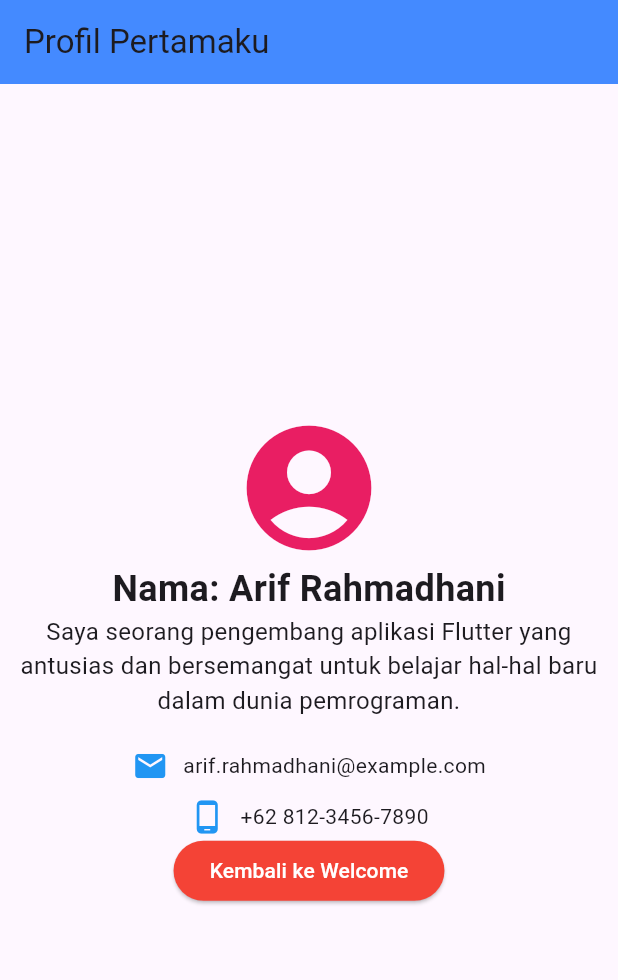
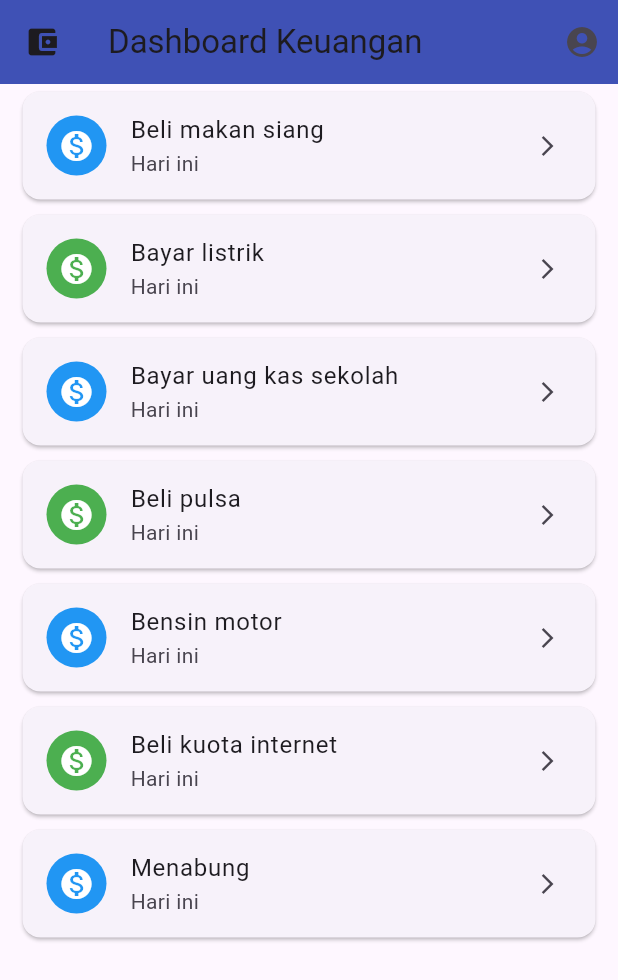
Before and after one commit to Arifnyacode/PersonalHub, a Flutter app: the screen it shows after launch, after a tap on "Mulai Sekarang", on a phone screen of 412 x 824 dp. Shown: the top 980 px of the screen. Run offline on Flutter 3.47's test engine with Material 3 defaults, Android fonts, the phone set to English and light mode, and no system bars.

Commit message:
menambahkan file home.dart update

```diff
--- /dev/null
+++ b/lib/home.dart
@@ -0,0 +1,61 @@
+import 'package:flutter/material.dart';
+import 'profile.dart';
+
+class Home extends StatelessWidget {
+  Home({super.key});
+
+  final List<String> daftarkegiatan = [
+    "Beli makan siang",
+    "Bayar listrik",
+    "Bayar uang kas sekolah",
+    "Beli pulsa",
+    "Bensin motor",
+    "Beli kuota internet",
+    "Menabung",
+  ];
+
+  @override
+  Widget build(BuildContext context) {
+    return Scaffold(
+      appBar: AppBar(
+        title: const Text('Dashboard Keuangan'),
+        backgroundColor: Colors.indigo,
+        leading: const Icon(Icons.account_balance_wallet),
+        actions: [
+          IconButton(
+            icon: const Icon(Icons.account_circle),
+            onPressed: () {
+              // Aksi saat ikon profil ditekan (misalnya, navigasi ke halaman profil)
+              Navigator.push(
+                context,
+                MaterialPageRoute(builder: (context) => const MyProfile()),
+              );
+            },
+          ),
+        ],
+      ),
+      body: ListView.builder(
+        itemCount: daftarkegiatan.length, // Jumlah item dalam daftar kegiatan
+        itemBuilder: (context, index) {
+          return Card(
+            margin: const EdgeInsets.symmetric(horizontal: 15, vertical: 5),
+            child: ListTile(
+              leading: CircleAvatar(
+                backgroundColor: index % 2 == 0 ? Colors.blue : Colors.green,
+                child: const Icon(Icons.monetization_on, color: Colors.white),
+              ),
+              title: Text(daftarkegiatan[index]), // Menampilkan nama kegiatan
+              subtitle: const Text('Hari ini'), // Deskripsi singkat
+              trailing: const Icon(Icons.arrow_forward_ios, size: 16),
+              onTap: () {
+                print(
+                  "Anda mengklik kegiatan: ${daftarkegiatan[index]}",
+                ); // Aksi ketika item diklik (misalnya, navigasi ke detail kegiatan)
+              },
+            ),
+          );
+        },
+      ),
+    );
+  }
+}
--- a/lib/profil.dart
+++ b/lib/profile.dart
@@ -1,4 +1,8 @@
 import 'package:flutter/material.dart';
+
+void main() {
+  runApp(const MyProfile());
+}
 
 class MyProfile extends StatelessWidget {
   const MyProfile({super.key});
@@ -8,7 +12,7 @@ class MyProfile extends StatelessWidget {
     return MaterialApp(
       home: Scaffold(
         appBar: AppBar(
-          title: const Text('Profil Pertamaku'),
+          title: const Text('Halaman Profil'),
           backgroundColor: Colors.blueAccent,
         ),
         body: Center(
@@ -53,7 +57,7 @@ class MyProfile extends StatelessWidget {
                   Navigator.pop(context);
                 },
                 child: const Text(
-                  'Kembali ke Welcome',
+                  'Kembali ke Dashboard',
                   style: TextStyle(color: Colors.white),
                 ),
               ),
--- a/lib/welcome.dart
+++ b/lib/welcome.dart
@@ -1,6 +1,5 @@
 import 'package:flutter/material.dart';
-
-import 'profil.dart';
+import 'home.dart';
 
 class WelcomeScreen extends StatelessWidget {
   const WelcomeScreen({super.key});
@@ -64,7 +63,7 @@ class WelcomeScreen extends StatelessWidget {
                 //aksi saat tombol ditekan
                 Navigator.push(
                   context,
-                  MaterialPageRoute(builder: (context) => const MyProfile()),
+                  MaterialPageRoute(builder: (context) => Home()),
                 );
               },
               child: const Text(
```
